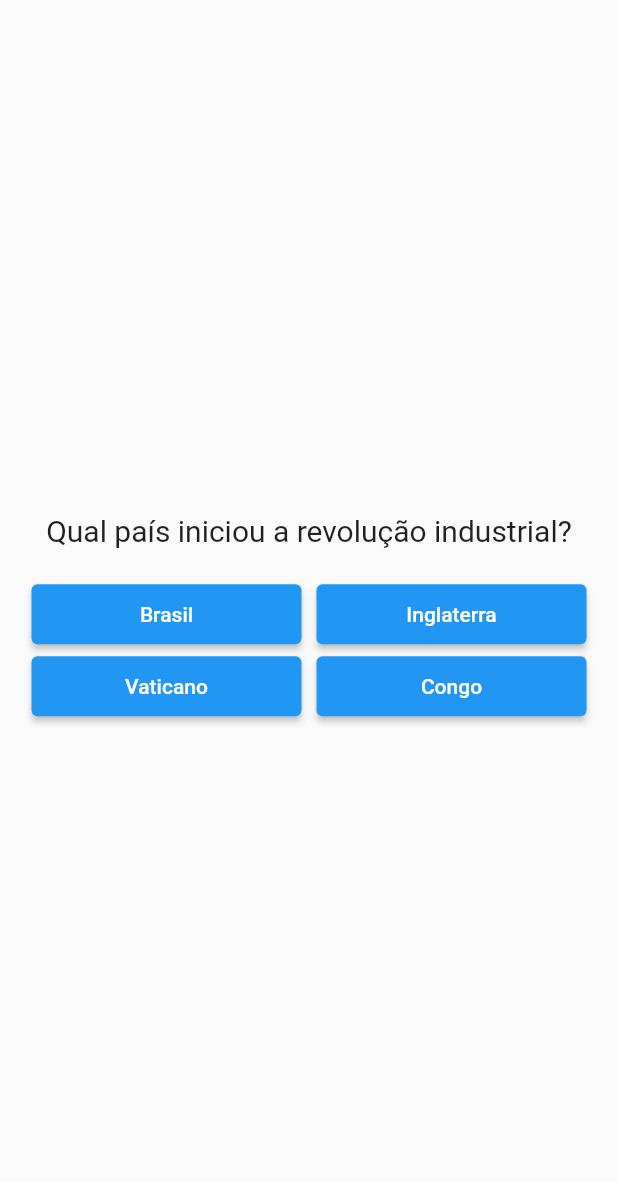
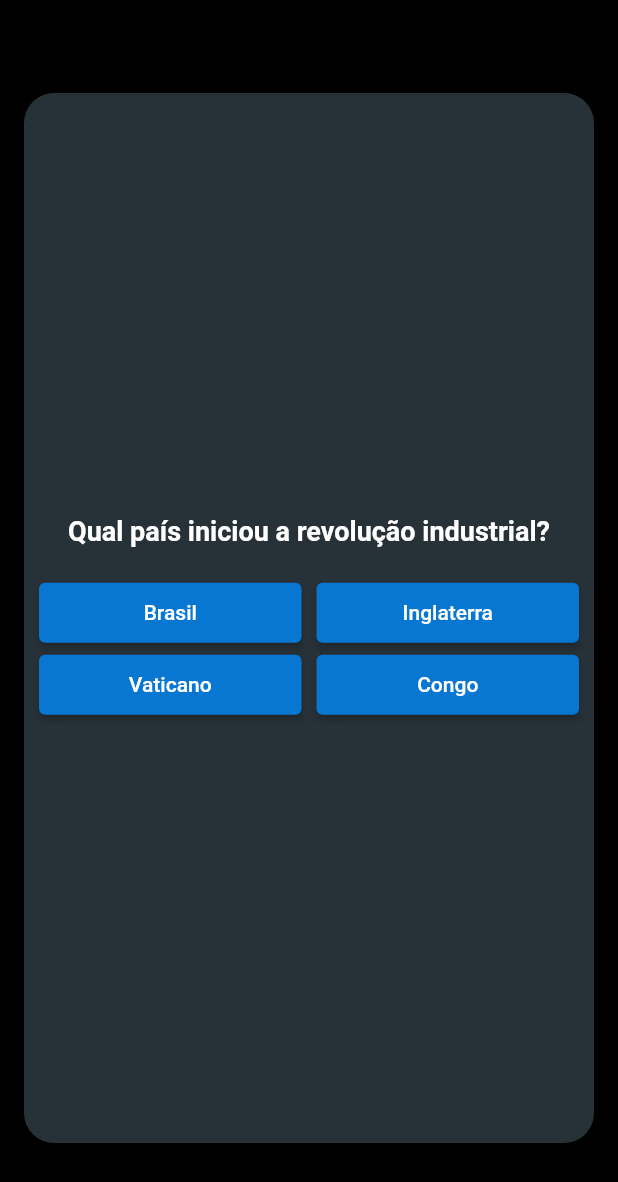
Before and after one commit to Bittencourt-26/quizApp, a Flutter app: the screen it shows after launch, on a phone screen of 412 x 824 dp. Shown: the top 1182 px of the screen. Run offline on Flutter 3.47's test engine with Material 2 defaults, Android fonts, the phone set to English and light mode, and no system bars.

Commit message:
adding some style, second commit

```diff
--- a/lib/main.dart
+++ b/lib/main.dart
@@ -1,4 +1,5 @@
 import 'package:flutter/material.dart';
+import './questoes.dart';
 
 void main() {
   runApp(const MyApp());
@@ -51,7 +52,7 @@ class MyAppState extends State<MyApp> {
       setState(
         () {
           if (indice < lista.length) {
-            indice++;
+            indice++; //incrementando para perpassar listas
           }
         },
       );
@@ -59,17 +60,32 @@ class MyAppState extends State<MyApp> {
 
     return MaterialApp(
       home: Scaffold(
+        backgroundColor: Colors.black,
         body: Center(
+          child: Container(     //parte blueGrey arredondada
+            width: 380,
+            height: 700,
+            decoration: BoxDecoration(
+              borderRadius: const BorderRadius.all(
+                Radius.circular(20),
+              ),
+              color: Colors.blueGrey[900],
+            ),
             child: Column(
               mainAxisAlignment: MainAxisAlignment.center,
               children: [
-              Text(lista[indice], style: const TextStyle(fontSize: 20),),
+                Questao(lista[indice]), //construtor que chama as questões da lista de acordo com o indice
                 const SizedBox(height: 20),
-              Row(
+                Row( //as duas primeiras questôes
                   mainAxisAlignment: MainAxisAlignment.center,
                   children: [
                     ElevatedButton(
-                    style: ButtonStyle(minimumSize: MaterialStateProperty.all(const Size(180, 40.0))),
+                      style: ButtonStyle(
+                          minimumSize: MaterialStateProperty.all(
+                            const Size(175, 40.0),
+                          ),
+                          backgroundColor: MaterialStateProperty.all(
+                              const Color.fromARGB(255, 8, 119, 210))),
                       onPressed: () => proximaPergunta(),
                       child: Text(a1[indice]),
                     ),
@@ -77,17 +93,31 @@ class MyAppState extends State<MyApp> {
                       width: 10,
                     ),
                     ElevatedButton(
-                    style: ButtonStyle(minimumSize: MaterialStateProperty.all(const Size(180, 40.0))),
+                      style: ButtonStyle(
+                        minimumSize: MaterialStateProperty.all(
+                          const Size(175, 40.0),
+                        ),
+                        backgroundColor: MaterialStateProperty.all(
+                          const Color.fromARGB(255, 8, 119, 210),
+                        ),
+                      ),
                       onPressed: () => proximaPergunta(),
                       child: Text(a2[indice]),
                     ),
                   ],
                 ),
-              Row(
+                Row(       //as duas segundas quuestôes
                   mainAxisAlignment: MainAxisAlignment.center,
                   children: [
                     ElevatedButton(
-                    style: ButtonStyle(minimumSize: MaterialStateProperty.all(const Size(180, 40.0))),
+                      style: ButtonStyle(
+                        minimumSize: MaterialStateProperty.all(
+                          const Size(175, 40.0),
+                        ),
+                        backgroundColor: MaterialStateProperty.all(
+                          const Color.fromARGB(255, 8, 119, 210),
+                        ),
+                      ),
                       onPressed: () => proximaPergunta(),
                       child: Text(b1[indice]),
                     ),
@@ -95,7 +125,12 @@ class MyAppState extends State<MyApp> {
                       width: 10,
                     ),
                     ElevatedButton(
-                    style: ButtonStyle(minimumSize: MaterialStateProperty.all(const Size(180, 40.0))),
+                      style: ButtonStyle(
+                          minimumSize: MaterialStateProperty.all(
+                            const Size(175, 40.0),
+                          ),
+                          backgroundColor: MaterialStateProperty.all(
+                              const Color.fromARGB(255, 8, 119, 210))),
                       onPressed: () => proximaPergunta(),
                       child: Text(b2[indice]),
                     ),
@@ -105,6 +140,7 @@ class MyAppState extends State<MyApp> {
             ),
           ),
         ),
+      ),
     );
   }
 }
--- /dev/null
+++ b/lib/questoes.dart
@@ -0,0 +1,18 @@
+import 'package:flutter/material.dart';
+
+class Questao extends StatelessWidget {
+  final String texto;
+  const Questao(this.texto, {super.key});
+
+  @override
+  Widget build(BuildContext context) {
+    return Text(      //um construtor que retorna as perguntas para alterar o esilo de todas ao mesmo tempo
+      texto,
+      style: const TextStyle(
+        fontSize: 18,
+        color: Colors.white,
+        fontWeight: FontWeight.bold,
+      ),
+    );
+  }
+}
```
Lines whose indentation alone changed are shown as unchanged.
